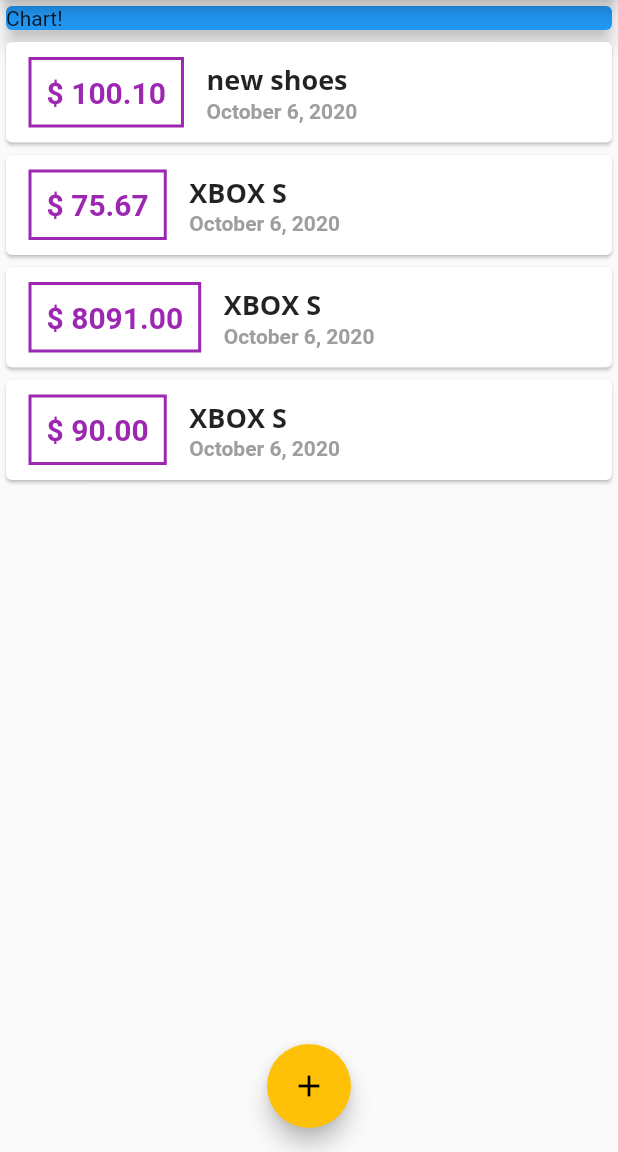
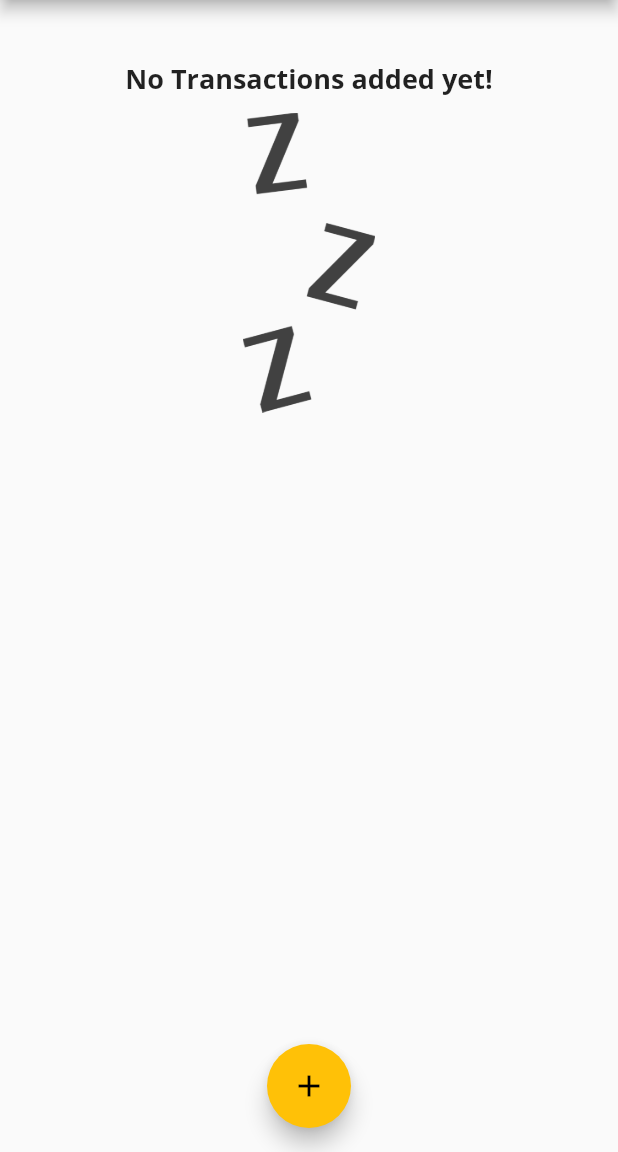
Before and after one commit to LeandroLS-archived/personal_expenses_app, a Flutter app: the screen it shows after launch, on a phone screen of 412 x 824 dp, the part 84-1236 px from its top. Run offline on Flutter 3.47's test engine with Material 2 defaults, Android fonts, the phone set to English and light mode, and no system bars.

Commit message:
aula 100

```diff
--- a/lib/main.dart
+++ b/lib/main.dart
@@ -1,6 +1,8 @@
 import 'package:flutter/material.dart';
 import 'package:personal_expenses/widgets/new_transaction.dart';
 import 'package:personal_expenses/widgets/transaction_list.dart';
+import 'package:personal_expenses/widgets/chart.dart';
+
 import 'models/transaction.dart';
 
 void main() => runApp(MyApp());
@@ -42,31 +44,41 @@ class MyHomePage extends StatefulWidget {
 
 class _MyHomePageState extends State<MyHomePage> {
   final List<Transaction> _userTransactions = [
-    Transaction(
-      id: 't1',
-      title: 'new shoes',
-      amount: 100.10,
-      date: DateTime.now(),
-    ),
-    Transaction(
-      id: 't2',
-      title: 'XBOX S',
-      amount: 75.67,
-      date: DateTime.now(),
-    ),
-    Transaction(
-      id: 't3',
-      title: 'XBOX S',
-      amount: 8091,
-      date: DateTime.now(),
-    ),
-    Transaction(
-      id: 't4',
-      title: 'XBOX S',
-      amount: 90,
-      date: DateTime.now(),
-    ),
+    // Transaction(
+    //   id: 't1',
+    //   title: 'new shoes',
+    //   amount: 100.10,
+    //   date: DateTime.now(),
+    // ),
+    // Transaction(
+    //   id: 't2',
+    //   title: 'XBOX S',
+    //   amount: 75.67,
+    //   date: DateTime.now(),
+    // ),
+    // Transaction(
+    //   id: 't3',
+    //   title: 'XBOX S',
+    //   amount: 8091,
+    //   date: DateTime.now(),
+    // ),
+    // Transaction(
+    //   id: 't4',
+    //   title: 'XBOX S',
+    //   amount: 90,
+    //   date: DateTime.now(),
+    // ),
   ];
+
+  List<Transaction> get _recentTransactions {
+    return _userTransactions
+        .where(
+          (transaction) => transaction.date.isAfter(
+            DateTime.now().subtract(Duration(days: 7)),
+          ),
+        )
+        .toList();
+  }
 
   void _addNewTransaction(String title, double amount) {
     final newTx = Transaction(
@@ -116,15 +128,8 @@ class _MyHomePageState extends State<MyHomePage> {
           // mainAxisAlignment: MainAxisAlignment.spaceAround,
           crossAxisAlignment: CrossAxisAlignment.stretch,
           children: <Widget>[
-            Container(
-              width: double.infinity,
-              child: Card(
-                color: Colors.blue,
-                child: Text('Chart!'),
-                elevation: 5,
-              ),
-            ),
-            TransactionList(_userTransactions)
+            Chart(_recentTransactions),
+            TransactionList(_userTransactions),
           ],
         ),
       ),
--- /dev/null
+++ b/lib/widgets/chart.dart
@@ -0,0 +1,40 @@
+import 'package:flutter/material.dart';
+import '../models/transaction.dart';
+import 'package:intl/intl.dart';
+
+class Chart extends StatelessWidget {
+  final List<Transaction> recentTrasactions;
+
+  Chart(this.recentTrasactions);
+
+  List<Map<String, Object>> get goupredtrasactionValues {
+    return List.generate(7, (index) {
+      final weekDay = DateTime.now().subtract(
+        Duration(days: index),
+      );
+
+      double totalSum = 0.0;
+
+      for (var i = 0; i < recentTrasactions.length; i++) {
+        if (recentTrasactions[i].date.day == weekDay.day &&
+            recentTrasactions[i].date.month == weekDay.month &&
+            recentTrasactions[i].date.year == weekDay.year) {
+              totalSum += recentTrasactions[i].amount;
+            }
+      }
+
+      return {'day': DateFormat.E(weekDay), 'amount': totalSum};
+    });
+  }
+
+  @override
+  Widget build(BuildContext context) {
+    return Card(
+      elevation: 6,
+      margin: EdgeInsets.all(20),
+      child: Row(
+        children: <Widget>[],
+      ),
+    );
+  }
+}
--- a/lib/widgets/transaction_list.dart
+++ b/lib/widgets/transaction_list.dart
@@ -10,7 +10,26 @@ class TransactionList extends StatelessWidget {
   Widget build(BuildContext context) {
     return Container(
       height: 300,
-      child: ListView.builder(
+      child: transactions.isEmpty
+          ? Column(
+              children: <Widget>[
+                Text(
+                  'No Transactions added yet!',
+                  style: Theme.of(context).textTheme.headline6,
+                ),
+                SizedBox(
+                  height: 10,
+                ),
+                Container(
+                  height: 200,
+                  child: Image.asset(
+                    'assets/images/waiting.png',
+                    fit: BoxFit.cover,
+                  ),
+                ),
+              ],
+            )
+          : ListView.builder(
               itemBuilder: (ctx, index) {
                 return Card(
                   child: Row(
@@ -44,7 +63,8 @@ class TransactionList extends StatelessWidget {
                             style: Theme.of(context).textTheme.headline6,
                           ),
                           Text(
-                      DateFormat.yMMMMd().format(transactions[index].date),
+                            DateFormat.yMMMMd()
+                                .format(transactions[index].date),
                             style: TextStyle(
                               fontWeight: FontWeight.bold,
                               fontSize: 14,
--- a/pubspec.yaml
+++ b/pubspec.yaml
@@ -46,8 +46,8 @@ flutter:
   uses-material-design: true
 
   # To add assets to your application, add an assets section, like this:
-  # assets:
-  #   - images/a_dot_burr.jpeg
+  assets:
+    - assets/images/waiting.png
   #   - images/a_dot_ham.jpeg
 
   # An image asset can refer to one or more resolution-specific "variants", see
```
Also changed, not shown: assets/images/waiting.png (added). Lines whose indentation alone changed are shown as unchanged.
